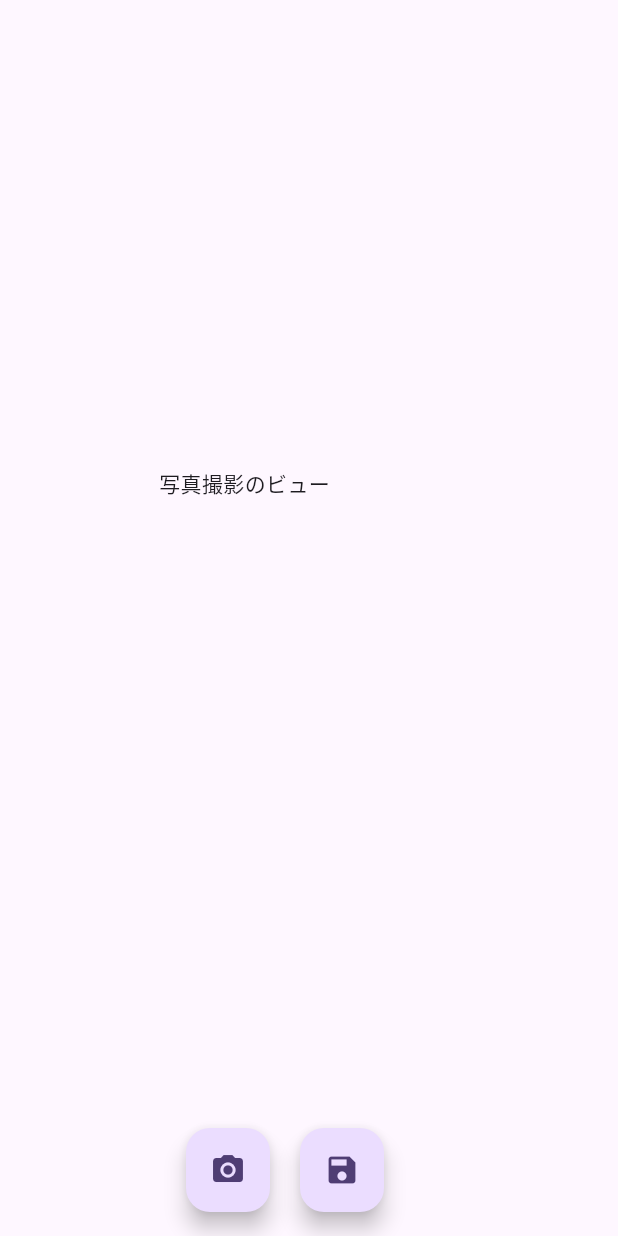
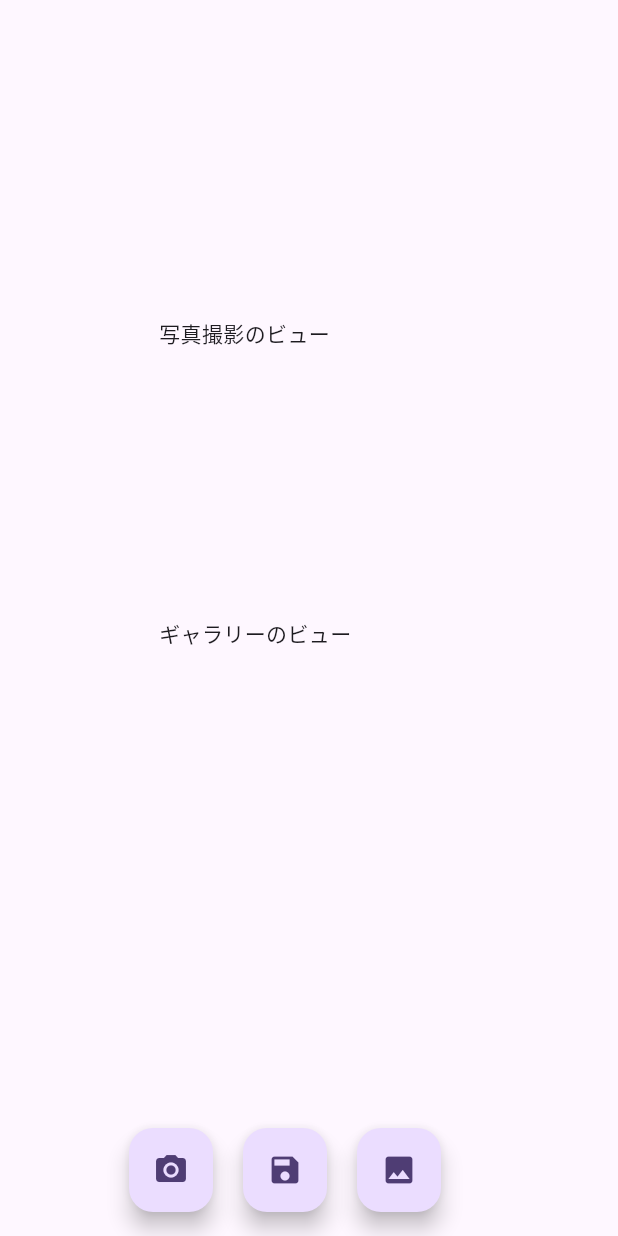
Before and after one commit to dream-developer/flutter_imagepicker, a Flutter app: the screen it shows after launch, on a phone screen of 412 x 824 dp. Run offline on Flutter 3.47's test engine with Material 3 defaults, Android fonts, the phone set to English and light mode, and no system bars; our stand-ins replace fluttertoast, image_gallery_saver, image_picker.

Commit message:
イメージピッカー - ギャラリーから画像を取得する

```diff
--- a/lib/main.dart
+++ b/lib/main.dart
@@ -38,6 +38,7 @@
 class _MyHomePageState extends State<MyHomePage> {
   final ImagePicker _picker = ImagePicker(); // 1
   File? _photo; // 2
+  File? _image;
 
   Future _takePhoto() async { // 3
     final xfile = await _picker.pickImage(source: ImageSource.camera); // 4
@@ -59,6 +60,15 @@
     }
   }
 
+  Future _openGallery() async { // ギャラリーから画像を取得する関数
+    final xfile = await _picker.pickImage(source: ImageSource.gallery);
+    setState(() {
+      if (xfile != null) {
+        _image = File(xfile.path); // XFile → File
+      }
+    });
+  }
+
   @override
   Widget build(BuildContext context) {
     final photoView = SizedBox( // 写真撮影のビュー
@@ -69,11 +79,20 @@
             : Image.file(_photo!),
     );
 
+    final imageView = SizedBox(
+        width: 200,
+        height: 200,
+        child: _image == null
+            ? const Text("ギャラリーのビュー")
+            : Image.file(_image!),
+    );
+
     final body = Center(
       child: Column(
         mainAxisAlignment: MainAxisAlignment.center,
         children: [
           photoView, // 写真撮影のビュー
+          imageView, // ギャラリーのビュー
         ],
       )
     );
@@ -90,6 +109,11 @@
           onPressed: _savePhoto,
           child: const Icon(Icons.save,),
         ),
+        const SizedBox(width: 20), // 隙間を空ける
+        FloatingActionButton( // ギャラリーから画像を取得する
+          onPressed: _openGallery,
+          child: const Icon(Icons.image),
+        ),
       ]
     );
 
```
